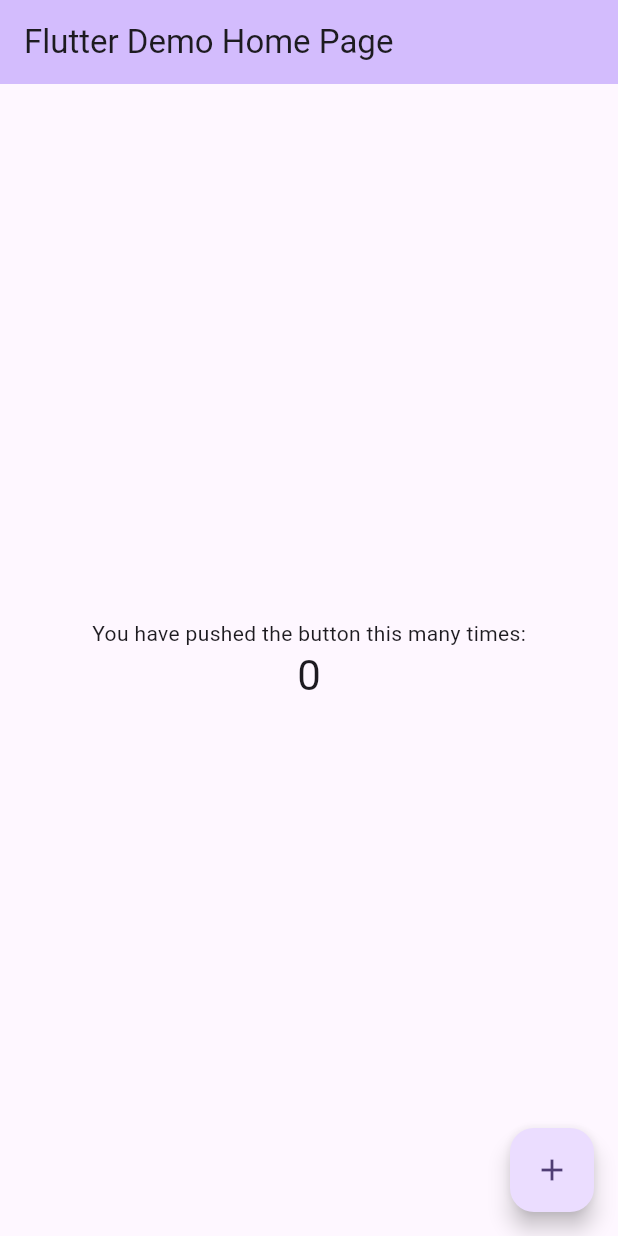
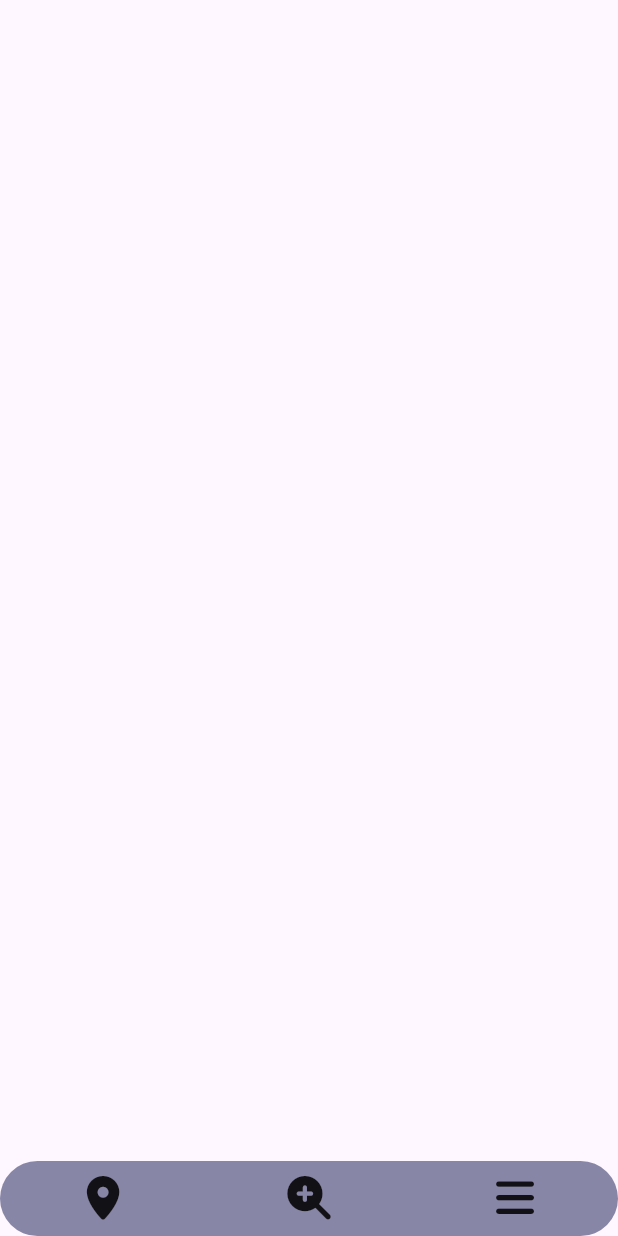
Before and after one commit to bsm00x7/Meteovue, a Flutter app: the screen it shows after launch, on a phone screen of 412 x 824 dp. Run offline on Flutter 3.47's test engine with Material 3 defaults, Android fonts, the phone set to English and light mode, and no system bars; our stand-ins replace font_awesome_flutter.

Commit message:
all package and permission  ios/andoird

```diff
--- /dev/null
+++ b/lib/controller/home_controller.dart
@@ -0,0 +1,25 @@
+
+
+
+
+import 'package:flutter/material.dart';
+
+class HomeController with ChangeNotifier {
+
+
+
+
+
+
+
+
+
+
+
+
+
+
+
+
+
+}
--- a/lib/main.dart
+++ b/lib/main.dart
@@ -1,4 +1,5 @@
 import 'package:flutter/material.dart';
+import 'package:weather_app/viwes/home_page.dart';
 
 void main() {
   runApp(const MyApp());
@@ -11,72 +12,12 @@ class MyApp extends StatelessWidget {
   @override
   Widget build(BuildContext context) {
     return MaterialApp(
+      debugShowCheckedModeBanner: false,
       title: 'Weather App',
-      theme: ThemeData(
-        colorScheme: ColorScheme.fromSeed(seedColor: Colors.deepPurple),
-      ),
-      home: const MyHomePage(title: 'Flutter Demo Home Page'),
+
+
+      home:HomePage()
+
     );
   }
 }
-
-class MyHomePage extends StatefulWidget {
-  const MyHomePage({super.key, required this.title});
-
-  final String title;
-
-  @override
-  State<MyHomePage> createState() => _MyHomePageState();
-}
-
-class _MyHomePageState extends State<MyHomePage> {
-  int _counter = 0;
-
-  void _incrementCounter() {
-    setState(() {
-      _counter++;
-    });
-  }
-
-  @override
-  Widget build(BuildContext context) {
-    return Scaffold(
-      appBar: AppBar(
-        backgroundColor: Theme.of(context).colorScheme.inversePrimary,
-        title: Text(widget.title),
-      ),
-      body: Center(
-        // Center is a layout widget. It takes a single child and positions it
-        // in the middle of the parent.
-        child: Column(
-          // Column is also a layout widget. It takes a list of children and
-          // arranges them vertically. By default, it sizes itself to fit its
-          // children horizontally, and tries to be as tall as its parent.
-          //
-          // Column has various properties to control how it sizes itself and
-          // how it positions its children. Here we use mainAxisAlignment to
-          // center the children vertically; the main axis here is the vertical
-          // axis because Columns are vertical (the cross axis would be
-          // horizontal).
-          //
-          // TRY THIS: Invoke "debug painting" (choose the "Toggle Debug Paint"
-          // action in the IDE, or press "p" in the console), to see the
-          // wireframe for each widget.
-          mainAxisAlignment: MainAxisAlignment.center,
-          children: <Widget>[
-            const Text('You have pushed the button this many times:'),
-            Text(
-              '$_counter',
-              style: Theme.of(context).textTheme.headlineMedium,
-            ),
-          ],
-        ),
-      ),
-      floatingActionButton: FloatingActionButton(
-        onPressed: _incrementCounter,
-        tooltip: 'Increment',
-        child: const Icon(Icons.add),
-      ), // This trailing comma makes auto-formatting nicer for build methods.
-    );
-  }
-}
--- /dev/null
+++ b/lib/viwes/home_page.dart
@@ -0,0 +1,37 @@
+import 'package:flutter/material.dart';
+import 'package:font_awesome_flutter/font_awesome_flutter.dart';
+
+class HomePage extends StatelessWidget {
+  const HomePage({super.key});
+
+  @override
+  Widget build(BuildContext context) {
+    return Scaffold(
+
+      body: SafeArea(
+        child: Column(
+          children: [
+            Spacer(),
+            SizedBox(
+              height: 50,
+              child: DecoratedBox(
+                decoration: BoxDecoration(
+                  color: Color(0xff3A3A6A).withValues(alpha: 0.6),
+                  borderRadius: BorderRadius.circular(90)
+                ),
+                child: Row(
+                  mainAxisAlignment: MainAxisAlignment.spaceAround,
+                  children: [
+                    Icon(FontAwesomeIcons.locationDot,size: 29,),
+                    Icon(FontAwesomeIcons.magnifyingGlassPlus , size: 29,),
+                    Icon(FontAwesomeIcons.bars , size: 29,)
+                  ],
+                ),
+              ),
+            )
+          ],
+        ),
+      ),
+    );
+  }
+}
```
Also changed, not shown: pubspec.yaml (+6 -4 lines), pubspec.lock, 6 other files.
